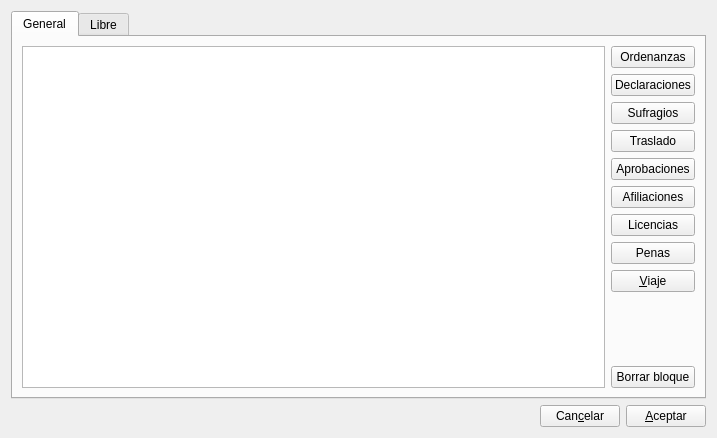
Qt form gui/dlgdetalles.ui (rogorido/qtpredicadores) before a commit.
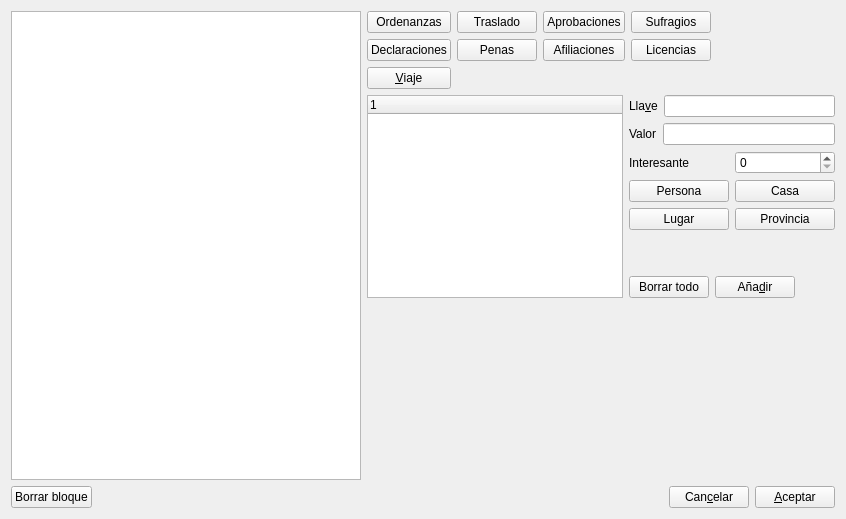
The same form after that commit.

Commit message: Reestructurando GUI de dlgDetalles

Diff of the .ui file:
```diff
--- a/gui/dlgdetalles.ui
+++ b/gui/dlgdetalles.ui
@@ -6,125 +6,107 @@
    <rect>
     <x>0</x>
     <y>0</y>
-    <width>717</width>
-    <height>438</height>
+    <width>846</width>
+    <height>519</height>
    </rect>
   </property>
   <property name="windowTitle">
    <string>Detalles</string>
   </property>
-  <layout class="QVBoxLayout" name="verticalLayout">
+  <layout class="QVBoxLayout" name="verticalLayout_4">
    <item>
-    <widget class="QTabWidget" name="tabWidget">
-     <property name="currentIndex">
-      <number>0</number>
-     </property>
-     <widget class="QWidget" name="tab_2">
-      <attribute name="title">
-       <string>General</string>
-      </attribute>
       <layout class="QHBoxLayout" name="horizontalLayout_4">
        <item>
-        <layout class="QHBoxLayout" name="horizontalLayout_2">
-         <item>
           <widget class="QTreeView" name="twJsonGeneral"/>
          </item>
          <item>
           <layout class="QVBoxLayout" name="verticalLayout_2">
            <item>
+        <layout class="QVBoxLayout" name="verticalLayout">
+         <item>
+          <layout class="QHBoxLayout" name="horizontalLayout_2">
+           <item>
+            <layout class="QGridLayout" name="gridLayout">
+             <item row="0" column="0">
             <widget class="QPushButton" name="btOrdenanzas">
              <property name="text">
               <string>Ordenanzas</string>
              </property>
             </widget>
            </item>
-           <item>
+             <item row="1" column="0">
             <widget class="QPushButton" name="btDeclaraciones">
              <property name="text">
               <string>Declaraciones</string>
              </property>
             </widget>
            </item>
-           <item>
-            <widget class="QPushButton" name="btSufragios">
+             <item row="1" column="1">
+              <widget class="QPushButton" name="btPenas">
              <property name="text">
-              <string>Sufragios</string>
+                <string>Penas</string>
              </property>
             </widget>
            </item>
-           <item>
+             <item row="0" column="1">
             <widget class="QPushButton" name="btTraslado">
              <property name="text">
               <string>Traslado</string>
              </property>
             </widget>
            </item>
-           <item>
-            <widget class="QPushButton" name="btAprobaciones">
-             <property name="text">
-              <string>Aprobaciones</string>
-             </property>
-            </widget>
-           </item>
-           <item>
+             <item row="1" column="2">
             <widget class="QPushButton" name="btAfiliaciones">
              <property name="text">
               <string>Afiliaciones</string>
              </property>
             </widget>
            </item>
-           <item>
-            <widget class="QPushButton" name="btLicencias">
+             <item row="0" column="2">
+              <widget class="QPushButton" name="btAprobaciones">
              <property name="text">
-              <string>Licencias</string>
+                <string>Aprobaciones</string>
              </property>
             </widget>
            </item>
-           <item>
-            <widget class="QPushButton" name="btPenas">
-             <property name="text">
-              <string>Penas</string>
-             </property>
-            </widget>
-           </item>
-           <item>
+             <item row="5" column="0">
             <widget class="QPushButton" name="btViaje">
              <property name="text">
               <string>&amp;Viaje</string>
              </property>
             </widget>
            </item>
+             <item row="0" column="3">
+              <widget class="QPushButton" name="btSufragios">
+               <property name="text">
+                <string>Sufragios</string>
+               </property>
+              </widget>
+             </item>
+             <item row="1" column="3">
+              <widget class="QPushButton" name="btLicencias">
+               <property name="text">
+                <string>Licencias</string>
+               </property>
+              </widget>
+             </item>
+            </layout>
+           </item>
            <item>
-            <spacer name="verticalSpacer">
+            <spacer name="horizontalSpacer_4">
              <property name="orientation">
-              <enum>Qt::Vertical</enum>
+              <enum>Qt::Horizontal</enum>
              </property>
              <property name="sizeHint" stdset="0">
               <size>
-               <width>20</width>
-               <height>40</height>
+               <width>40</width>
+               <height>20</height>
               </size>
              </property>
             </spacer>
            </item>
-           <item>
-            <widget class="QPushButton" name="btBorrarBloqueJson">
-             <property name="text">
-              <string>Borrar bloque</string>
-             </property>
-            </widget>
-           </item>
           </layout>
          </item>
-        </layout>
-       </item>
-      </layout>
-     </widget>
-     <widget class="QWidget" name="tab">
-      <attribute name="title">
-       <string>Libre</string>
-      </attribute>
-      <layout class="QVBoxLayout" name="verticalLayout_4">
        <item>
         <layout class="QHBoxLayout" name="horizontalLayout_3">
          <item>
@@ -277,11 +259,33 @@
         </layout>
        </item>
       </layout>
-     </widget>
-    </widget>
+       </item>
+       <item>
+        <spacer name="verticalSpacer">
+         <property name="orientation">
+          <enum>Qt::Vertical</enum>
+         </property>
+         <property name="sizeHint" stdset="0">
+          <size>
+           <width>20</width>
+           <height>40</height>
+          </size>
+         </property>
+        </spacer>
+       </item>
+      </layout>
+     </item>
+    </layout>
    </item>
    <item>
     <layout class="QHBoxLayout" name="horizontalLayout">
+     <item>
+      <widget class="QPushButton" name="btBorrarBloqueJson">
+       <property name="text">
+        <string>Borrar bloque</string>
+       </property>
+      </widget>
+     </item>
      <item>
       <spacer name="horizontalSpacer">
        <property name="orientation">
@@ -295,6 +299,19 @@
        </property>
       </spacer>
      </item>
+     <item>
+      <spacer name="horizontalSpacer_3">
+       <property name="orientation">
+        <enum>Qt::Horizontal</enum>
+       </property>
+       <property name="sizeHint" stdset="0">
+        <size>
+         <width>40</width>
+         <height>20</height>
+        </size>
+       </property>
+      </spacer>
+     </item>
      <item>
       <widget class="QPushButton" name="btCancelar">
        <property name="text">
```
Lines whose indentation alone changed are shown as unchanged. The commit also changes 1 other file.
